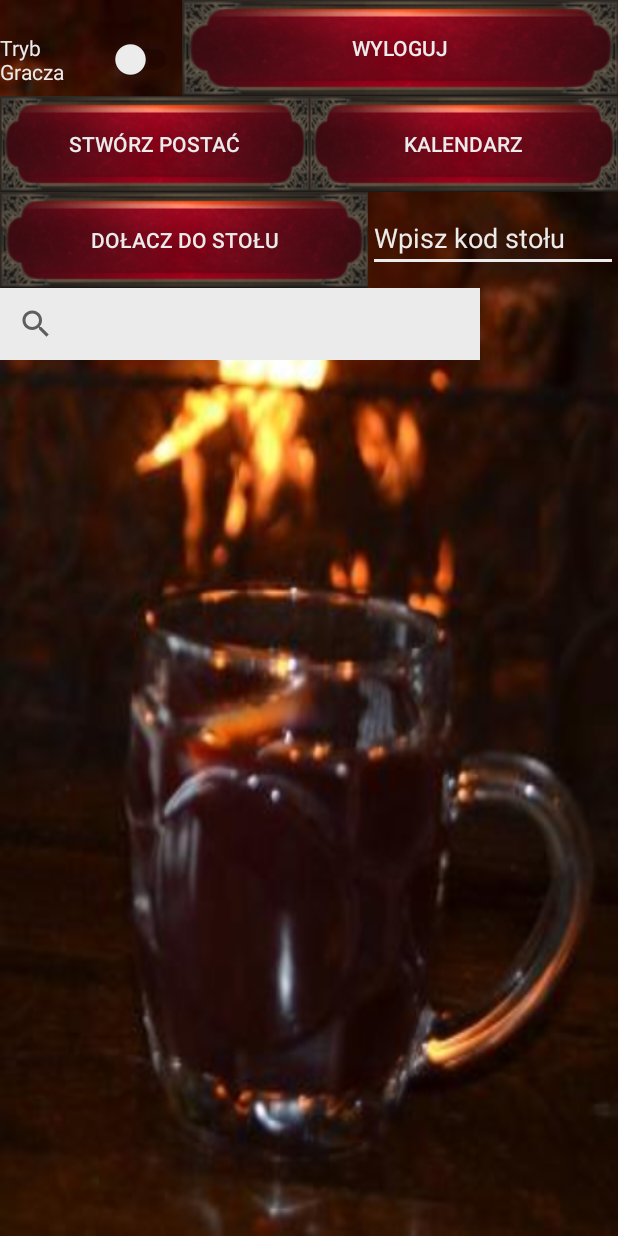
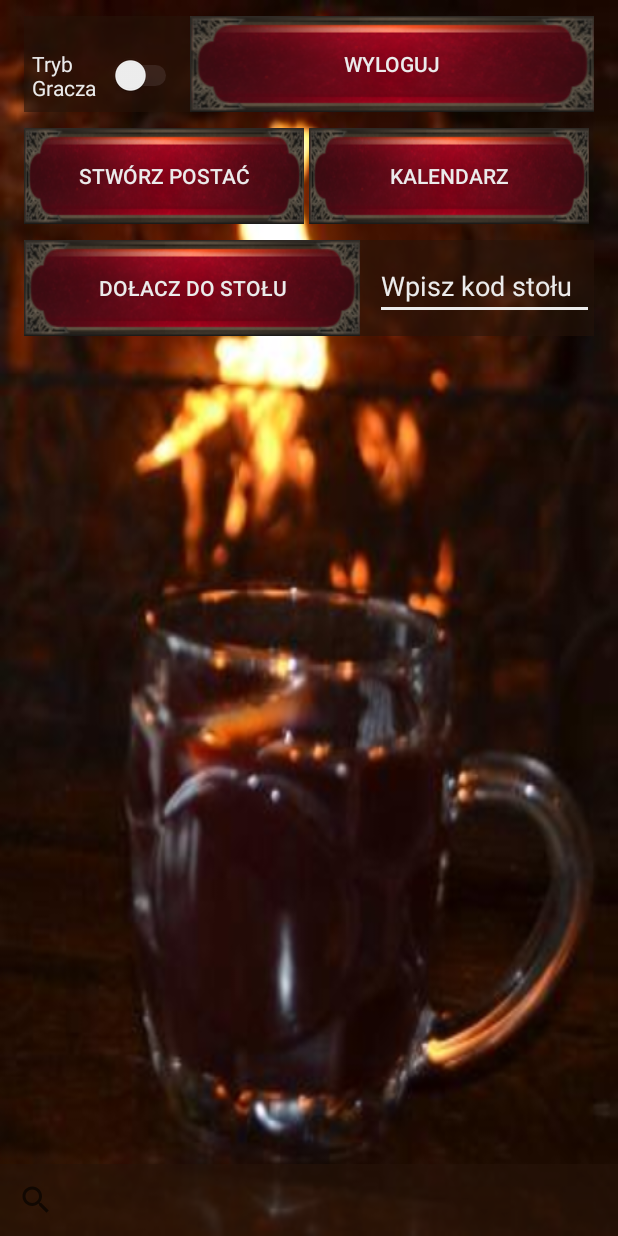
Before and after one commit to ajozefczak/Kuznia-Bohaterow-RPG-APP, an Android app: the EkranGracza screen opened directly, with no data from a screen before it, on a phone screen of 412 x 824 dp. Run offline under Robolectric (Android 15) with nearby library versions, the phone set to English and light mode, and no system bars; Roboto replaces fonts that are not available here.

Commit message:
nastepne kroki

```diff
--- a/app/src/main/res/layout/activity_ekran_gracza.xml
+++ b/app/src/main/res/layout/activity_ekran_gracza.xml
@@ -10,11 +10,16 @@
     <LinearLayout
         android:layout_width="match_parent"
         android:layout_height="wrap_content"
-        android:orientation="vertical">
+        android:layout_margin="5dp"
+        android:orientation="vertical"
+        android:padding="5dp"
+        tools:layout_editor_absoluteX="10dp">
 
         <LinearLayout
             android:layout_width="match_parent"
             android:layout_height="match_parent"
+            android:layout_margin="5dp"
+            android:background="#94261309"
             android:orientation="horizontal">
 
             <Switch
@@ -22,11 +27,13 @@
                 android:layout_width="wrap_content"
                 android:layout_height="wrap_content"
                 android:layout_weight="0.5"
+                android:padding="5dp"
                 android:text="Tryb Gracza"
                 android:textColor="#ebebeb"
                 android:textColorHighlight="#ebebeb"
-                android:textColorHint="#ebebeb"
-                android:textColorLink="#ebebeb" />
+                android:textColorHint="#6C5D5D"
+                android:textColorLink="#ebebeb"
+                android:trackTint="#FF6C5D5D" />
 
             <Button
                 android:id="@+id/GButtonWyloguj"
@@ -41,12 +48,14 @@
         <LinearLayout
             android:layout_width="match_parent"
             android:layout_height="match_parent"
+            android:layout_margin="5dp"
             android:orientation="horizontal">
 
             <Button
                 android:id="@+id/GButtonPostac"
                 android:layout_width="wrap_content"
                 android:layout_height="wrap_content"
+                android:layout_marginRight="3dp"
                 android:layout_weight="1"
                 android:background="@drawable/przycisknaprzyciski"
                 android:text="Stwórz postać"
@@ -56,6 +65,7 @@
                 android:id="@+id/GButtonKalendarz"
                 android:layout_width="wrap_content"
                 android:layout_height="wrap_content"
+                android:layout_marginRight="3dp"
                 android:layout_weight="1"
                 android:background="@drawable/przycisknaprzyciski"
                 android:text="Kalendarz"
@@ -65,12 +75,15 @@
         <LinearLayout
             android:layout_width="match_parent"
             android:layout_height="match_parent"
+            android:layout_margin="5dp"
+            android:background="#94261309"
             android:orientation="horizontal">
 
             <Button
                 android:id="@+id/GButtonDolonczDoStołu"
                 android:layout_width="wrap_content"
                 android:layout_height="wrap_content"
+                android:layout_marginRight="10dp"
                 android:layout_weight="1"
                 android:background="@drawable/przycisknaprzyciski"
                 android:text="Dołacz do stołu"
@@ -89,13 +102,6 @@
 
         </LinearLayout>
 
-        <SearchView
-            android:layout_width="320dp"
-            android:layout_height="wrap_content"
-            android:background="#ebebeb">
-
-        </SearchView>
-
         <LinearLayout
             android:layout_width="wrap_content"
             android:layout_height="wrap_content"
@@ -103,21 +109,33 @@
             android:background="#ebebeb"
             android:orientation="horizontal">
 
-            <androidx.recyclerview.widget.RecyclerView
-                android:layout_width="217dp"
-                android:layout_height="wrap_content"
-                android:layout_weight="1"
-                android:background="#ebebeb"
-                android:backgroundTint="#ebebeb"
-                android:scrollbars="horizontal">
-
-            </androidx.recyclerview.widget.RecyclerView>
-
-            <ScrollView
-                android:layout_width="80dp"
-                android:layout_height="wrap_content" />
         </LinearLayout>
 
     </LinearLayout>
 
+    <androidx.recyclerview.widget.RecyclerView
+        android:id="@+id/recyclerView"
+        android:layout_width="0dp"
+        android:layout_height="wrap_content"
+        android:layout_weight="1"
+        android:background="#94261309"
+        android:scrollbars="horizontal"
+        app:layout_constraintBottom_toBottomOf="parent"
+        app:layout_constraintEnd_toEndOf="parent"
+        app:layout_constraintStart_toStartOf="parent">
+
+    </androidx.recyclerview.widget.RecyclerView>
+
+    <SearchView
+        android:layout_width="0dp"
+        android:layout_height="wrap_content"
+        android:background="#94261309"
+        android:touchscreenBlocksFocus="false"
+        app:layout_constraintBottom_toTopOf="@+id/recyclerView"
+        app:layout_constraintEnd_toEndOf="parent"
+        app:layout_constraintHorizontal_bias="0.494"
+        app:layout_constraintStart_toStartOf="parent">
+
+    </SearchView>
+
 </androidx.constraintlayout.widget.ConstraintLayout>
--- a/app/src/main/res/layout/activity_rejestracja.xml
+++ b/app/src/main/res/layout/activity_rejestracja.xml
@@ -169,7 +169,6 @@
                         android:layout_width="wrap_content"
                         android:layout_height="wrap_content"
                         android:layout_margin="5dp"
-                        android:layout_weight="1"
                         android:buttonTint="#ebebeb"
                         android:fontFamily="@font/gabriela"
                         android:text="Zakceptuj regulamin"
@@ -177,8 +176,8 @@
 
                     <Button
                         android:id="@+id/RButtonRegulamin"
-                        android:layout_width="188dp"
-                        android:layout_height="34dp"
+                        android:layout_width="wrap_content"
+                        android:layout_height="wrap_content"
                         android:layout_margin="5dp"
                         android:background="@drawable/przycisknaprzyciski"
                         android:fontFamily="@font/gabriela"
```
Also changed, not shown: app/src/main/res/layout/activity_regulamin.xml (+24 -31 lines), app/src/main/res/layout/activity_tworzenie_postaci.xml (+7 -4 lines).
